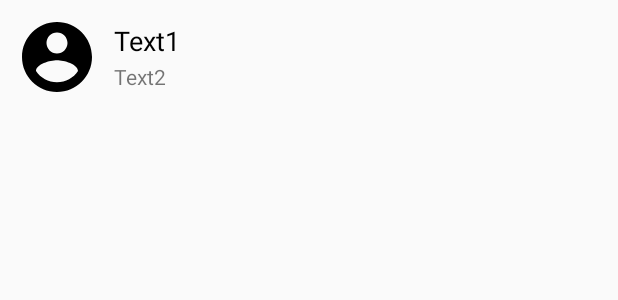
After one commit to architjn/aXMPPAndroid, an Android app: the layout list_item_contact.xml on its own in the app's theme, with its tools: preview values and no code run, on a phone screen of 412 x 824 dp. The commit adds this screen. Shown: the top 300 px of the screen. Run offline under Robolectric (Android 15) with nearby library versions, the phone set to English and light mode, and no system bars.

Commit message:
Contacts UI

```diff
--- a/app/src/main/java/com/architjn/myapp/database/DbHelper.java
+++ b/app/src/main/java/com/architjn/myapp/database/DbHelper.java
@@ -3,6 +3,7 @@ package com.architjn.myapp.database;
 import android.content.Context;
 import android.database.sqlite.SQLiteDatabase;
 import android.database.sqlite.SQLiteOpenHelper;
+import android.util.Log;
 
 import com.architjn.myapp.model.Contact;
 
@@ -40,4 +41,8 @@ public class DbHelper extends SQLiteOpenHelper {
     public void updateContacts(ArrayList<Contact> allUsers) {
         ContactsTable.updateWithNewUsers(this.getWritableDatabase(), allUsers);
     }
+
+    public ArrayList<Contact> loadContacts() {
+        return ContactsTable.loadAllContacts(this.getWritableDatabase());
+    }
 }
--- a/app/src/main/java/com/architjn/myapp/utils/ContactsUtils.java
+++ b/app/src/main/java/com/architjn/myapp/utils/ContactsUtils.java
@@ -76,8 +76,8 @@ public class ContactsUtils {
             try {
                 UserProfile user = XMPPHelper.getInstance(context).search(info.getContactNumber());
                 if (user != null)
-                    userProfiles.add(new Contact(user.getJid(), user.getUserName(), user.getAvatar(),
-                            user.getNickname(), user.getStatus()));
+                    userProfiles.add(new Contact(null, user.getUserName(), user.getAvatar(),
+                            user.getNickname(), user.getStatus(), null));
             } catch (SmackInvocationException e) {
                 e.printStackTrace();
             }
--- /dev/null
+++ b/app/src/main/res/drawable/ic_account_black_56dp.xml
@@ -0,0 +1,15 @@
+<?xml version="1.0" encoding="utf-8"?>
+<vector xmlns:android="http://schemas.android.com/apk/res/android"
+    android:width="56dp"
+    android:height="56dp"
+    android:viewportWidth="24"
+    android:viewportHeight="24">
+
+    <path
+        android:fillColor="#000000"
+        android:pathData="M12 2C6.48 2 2 6.48 2 12s4.48 10 10 10 10-4.48 10-10S17.52 2 12 2zm0 3c1.66 0 3
+1.34 3 3s-1.34 3-3 3-3-1.34-3-3 1.34-3 3-3zm0 14.2c-2.5 0-4.71-1.28-6-3.22 .03
+-1.99 4-3.08 6-3.08 1.99 0 5.97 1.09 6 3.08-1.29 1.94-3.5 3.22-6 3.22z" />
+    <path
+        android:pathData="M0 0h24v24H0z" />
+</vector>
--- a/app/src/main/res/layout/activity_contacts.xml
+++ b/app/src/main/res/layout/activity_contacts.xml
@@ -3,4 +3,8 @@
     android:orientation="vertical" android:layout_width="match_parent"
     android:layout_height="match_parent">
 
+    <android.support.v7.widget.RecyclerView
+        android:layout_width="match_parent"
+        android:layout_height="match_parent"
+        android:id="@+id/contact_list"/>
 </LinearLayout>
--- /dev/null
+++ b/app/src/main/res/layout/list_item_contact.xml
@@ -0,0 +1,37 @@
+<?xml version="1.0" encoding="utf-8"?>
+<LinearLayout xmlns:android="http://schemas.android.com/apk/res/android"
+    android:layout_width="match_parent"
+    android:layout_height="wrap_content"
+    android:foreground="?attr/selectableItemBackground"
+    android:orientation="horizontal"
+    android:padding="10dp">
+
+    <de.hdodenhof.circleimageview.CircleImageView
+        android:id="@+id/photo"
+        android:layout_width="56dp"
+        android:layout_height="56dp"
+        android:layout_marginRight="10dp"
+        android:src="@drawable/ic_account_black_56dp" />
+
+    <LinearLayout
+        android:layout_width="match_parent"
+        android:layout_height="match_parent"
+        android:gravity="center_vertical"
+        android:orientation="vertical">
+
+        <TextView
+            android:id="@+id/contact_name"
+            android:layout_width="wrap_content"
+            android:layout_height="wrap_content"
+            android:text="Text1"
+            android:textColor="@android:color/black"
+            android:textSize="18sp" />
+
+        <TextView
+            android:id="@+id/contact_status"
+            android:layout_width="wrap_content"
+            android:layout_height="wrap_content"
+            android:layout_marginTop="2dp"
+            android:text="Text2" />
+    </LinearLayout>
+</LinearLayout>
--- a/app/src/main/res/values/colors.xml
+++ b/app/src/main/res/values/colors.xml
@@ -3,4 +3,5 @@
     <color name="colorPrimary">#3F51B5</color>
     <color name="colorPrimaryDark">#303F9F</color>
     <color name="colorAccent">#FF4081</color>
+    <color name="divider_dark">#cccccc</color>
 </resources>
```
Also changed, not shown: app/src/main/java/com/architjn/myapp/ListDividerItemDecoration.java (added, +37 -0 lines), app/src/main/java/com/architjn/myapp/adapter/ContactAdapter.java (added, +70 -0 lines), app/src/main/java/com/architjn/myapp/database/ContactsTable.java (+41 -10 lines), app/src/main/java/com/architjn/myapp/model/Contact.java (+34 -10 lines), app/src/main/java/com/architjn/myapp/ui/activity/ContactsActivity.java (+39 -5 lines), app/src/main/java/com/architjn/myapp/utils/Utils.java (+8 -0 lines), app/src/main/java/com/architjn/myapp/xmpp/PresencePacketListener.java (added, +31 -0 lines), app/src/main/java/com/architjn/myapp/xmpp/XMPPHelper.java (+9 -3 lines), app/src/main/res/drawable/line_divider.xml (added, +11 -0 lines).
